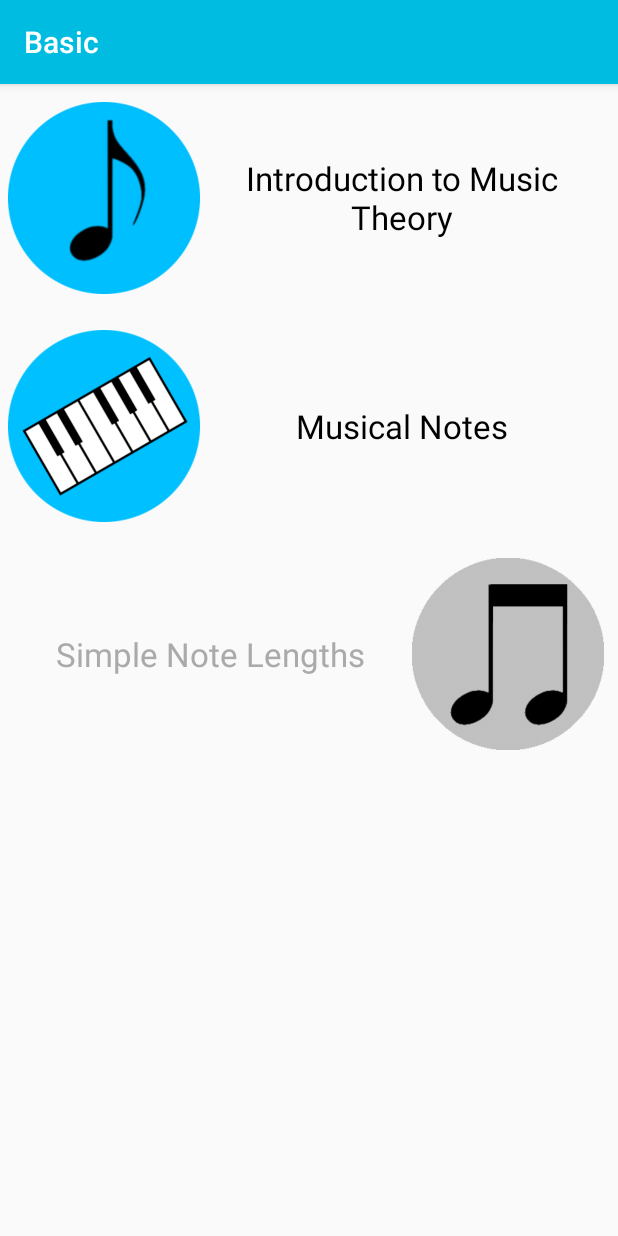
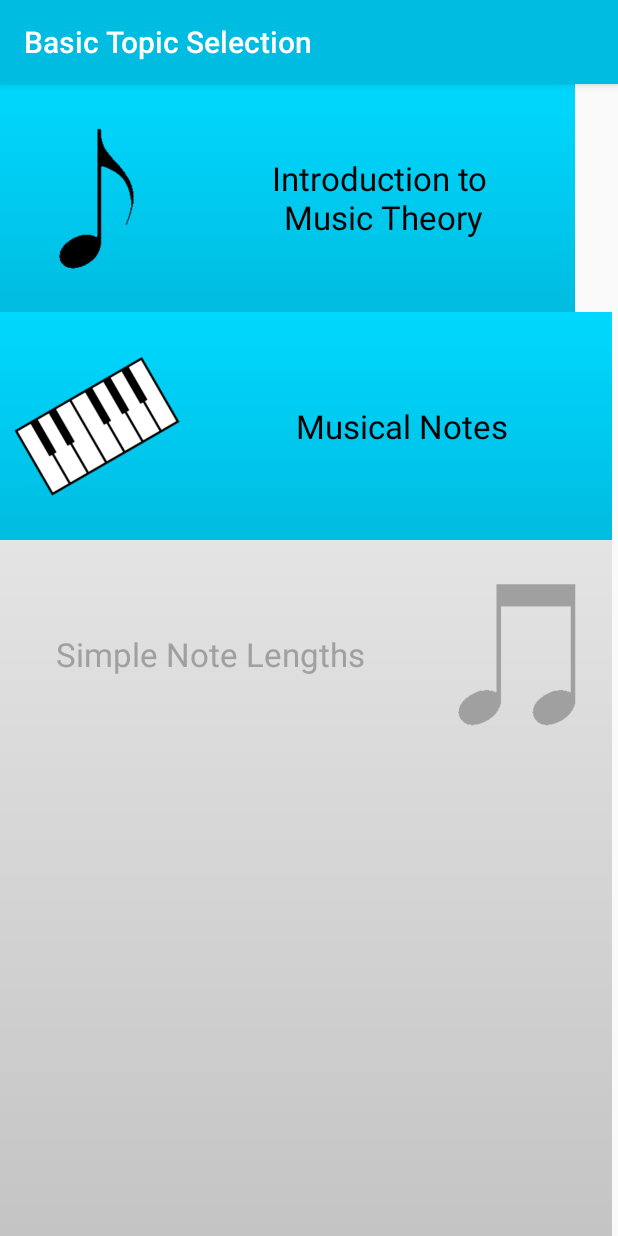
Before and after one commit to jacobcarey/team-1-android-app, an Android app: the BasicSelectActivity screen opened directly, with no data from a screen before it, on a phone screen of 412 x 824 dp. Run offline under Robolectric (Android 15) with nearby library versions, the phone set to English and light mode, and no system bars.

Commit message:
Added in the files I worked on the other day cos it looks like I can't use git.

```diff
--- a/app/src/main/java/com/project/one/team/musictheoryapp/BasicSelectActivity.java
+++ b/app/src/main/java/com/project/one/team/musictheoryapp/BasicSelectActivity.java
@@ -1,39 +1,53 @@
 package com.project.one.team.musictheoryapp;
 
 import android.content.Intent;
+import android.graphics.Color;
 import android.os.Bundle;
+import android.support.annotation.IdRes;
 import android.support.v7.app.AppCompatActivity;
 import android.view.View;
 import android.widget.ImageButton;
+import android.widget.ImageView;
+import android.widget.LinearLayout;
 import android.widget.TextView;
+
+import org.w3c.dom.Text;
+
+import java.lang.reflect.Array;
+import java.util.ArrayList;
 
 public class BasicSelectActivity extends AppCompatActivity {
 
     public static final String EXTRA_TOPIC = "topic";
-
+    private static final String GREY_OUT_COLOUR = "#A0A0A0"; //Defines the greyed out colour
+    String[] Topics = new String[]{"intro", "mnotes", "smpnotelen", "advnotelen"};
+    int TOPIC_REACHED = 1; //How far the user has progressed TODO: save this externally
     @Override
     protected void onCreate(Bundle savedInstanceState) {
         super.onCreate(savedInstanceState);
         setContentView(R.layout.activity_basic_select);
-        setTitle("Basic");
+        setTitle("Basic Topic Selection");
 
-        // Messy code to set up click actions for all buttons/textviews
-        ImageButton introBtn = (ImageButton) findViewById(R.id.introBtn);
-        introBtn.setOnClickListener(getListener("intro"));
-        TextView introTxt = (TextView) findViewById(R.id.introTxt);
-        introTxt.setOnClickListener(getListener("intro"));
-        ImageButton mnotesBtn = (ImageButton) findViewById(R.id.mnotesbtn);
-        mnotesBtn.setOnClickListener(getListener("mnotes"));
-        TextView mnotesTxt = (TextView) findViewById(R.id.mnotesTxt);
-        mnotesTxt.setOnClickListener(getListener("mnotes"));
-//        ImageButton smpnotelenBtn = (ImageButton) findViewById(R.id.smpnotelenBtn);
-//        smpnotelenBtn.setOnClickListener(getListener("smpnotelen"));
-//        TextView smpnotelenTxt = (TextView) findViewById(R.id.smpnotelenTxt);
-//        smpnotelenTxt.setOnClickListener(getListener("smpnotelen"));
-//        ImageButton advnotelenBtn = (ImageButton) findViewById(R.id.advnotelenBtn);
-//        advnotelenBtn.setOnClickListener(getListener("advnotelen"));
-//        TextView advnotelenTxt = (TextView) findViewById(R.id.advnotelenTxt);
-//        advnotelenTxt.setOnClickListener(getListener("advnotelen"));
+        for(int i = 0; i < Topics.length; i++)
+        {
+            LinearLayout l = (LinearLayout) findViewById(getResources().getIdentifier(Topics[i] + "Layout", "id", getPackageName()));
+            ImageButton b = (ImageButton) findViewById(getResources().getIdentifier(Topics[i] + "Btn", "id", getPackageName()));
+            if(i <= TOPIC_REACHED)
+            {
+                l.setOnClickListener(getListener(Topics[i]));
+                b.setOnClickListener(getListener(Topics[i]));
+            }
+            else
+            {
+                //If the topic has not been reached (and therefore cannot be accessed)
+                l.setBackgroundResource(R.drawable.cant_select_gradient);
+                l.setClickable(false);
+                TextView t = (TextView) findViewById(getResources().getIdentifier(Topics[i] + "Txt", "id", getPackageName()));
+                t.setTextColor(Color.parseColor(GREY_OUT_COLOUR));
+                b.setColorFilter(Color.parseColor(GREY_OUT_COLOUR));
+            }
+        }
+
     }
 
     private View.OnClickListener getListener(final String topic) {
--- /dev/null
+++ b/app/src/main/res/drawable/can_select_background.xml
@@ -0,0 +1,9 @@
+<?xml version="1.0" encoding="utf-8"?>
+<selector xmlns:android="http://schemas.android.com/apk/res/android">
+
+    <item android:state_focused="true" android:state_pressed="true" android:drawable="@drawable/can_select_gradient_down" />
+    <item android:state_focused="false" android:state_pressed="true" android:drawable="@drawable/can_select_gradient_down" />
+    <item android:state_focused="true" android:state_pressed="false" android:drawable="@drawable/can_select_gradient_down" />
+    <item android:state_focused="false" android:state_pressed="false" android:drawable="@drawable/can_select_gradient" />
+
+</selector>
--- /dev/null
+++ b/app/src/main/res/drawable/can_select_gradient.xml
@@ -0,0 +1,8 @@
+<?xml version="1.0" encoding="utf-8"?>
+<shape xmlns:android="http://schemas.android.com/apk/res/android"
+    android:shape="rectangle">
+    <gradient
+        android:startColor="#00BCE0"
+        android:endColor="#00D8FF"
+        android:angle="90"/>
+</shape>
--- /dev/null
+++ b/app/src/main/res/drawable/can_select_gradient_down.xml
@@ -0,0 +1,8 @@
+<?xml version="1.0" encoding="utf-8"?>
+<shape xmlns:android="http://schemas.android.com/apk/res/android"
+    android:shape="rectangle">
+    <gradient
+        android:startColor="#00A1C5"
+        android:endColor="#00BAE1"
+        android:angle="90"/>
+</shape>
--- /dev/null
+++ b/app/src/main/res/drawable/cant_select_gradient.xml
@@ -0,0 +1,8 @@
+<?xml version="1.0" encoding="utf-8"?>
+<shape xmlns:android="http://schemas.android.com/apk/res/android"
+    android:shape="rectangle">
+    <gradient
+        android:startColor="#c3c4c3"
+        android:endColor="#e4e4e4"
+        android:angle="90"/>
+</shape>
--- a/app/src/main/res/layout/activity_basic_select.xml
+++ b/app/src/main/res/layout/activity_basic_select.xml
@@ -16,8 +16,9 @@
         android:layout_height="match_parent"
         android:scrollbarStyle="insideInset"
         android:fillViewport="true"
-        android:layout_marginLeft="5dp"
-        android:layout_marginRight="5dp">
+        android:layout_alignParentTop="true"
+        android:layout_alignParentLeft="true"
+        android:layout_alignParentStart="true">
 
         <LinearLayout
             android:orientation="vertical"
@@ -26,10 +27,11 @@
             android:id="@+id/selectLayout">
 
             <LinearLayout
-                android:layout_width="match_parent"
+                android:layout_width="wrap_content"
                 android:weightSum="1"
                 android:id="@+id/introLayout"
-                android:layout_height="152dp">
+                android:layout_height="152dp"
+                android:background="@drawable/can_select_background">
 
                 <ImageButton
                     android:layout_width="128dp"
@@ -39,18 +41,20 @@
                     android:background="@android:color/transparent"
                     android:layout_height="128dp"
                     android:cropToPadding="false"
-                    android:layout_marginTop="12dp" />
+                    android:layout_marginTop="12dp"
+                    android:duplicateParentState="true" />
 
                 <TextView
-                    android:text="Introduction to Music Theory"
-                    android:layout_width="match_parent"
+                    android:text="Introduction to \nMusic Theory"
+                    android:layout_width="255dp"
                     android:id="@+id/introTxt"
                     android:textSize="22sp"
                     android:textAlignment="center"
                     android:layout_height="128dp"
                     android:gravity="center"
                     android:textColor="@android:color/black"
-                    android:layout_marginTop="12dp" />
+                    android:layout_marginTop="12dp"
+                    android:duplicateParentState="true" />
 
 
             </LinearLayout>
@@ -60,17 +64,20 @@
                 android:layout_width="match_parent"
                 android:weightSum="1"
                 android:layout_height="152dp"
-                android:id="@+id/mnotesLayout">
+                android:id="@+id/mnotesLayout"
+                android:background="@drawable/can_select_background"
+                android:clickable="true">
 
                 <ImageButton
                     android:layout_width="128dp"
                     android:layout_height="128dp"
-                    app:srcCompat="@drawable/mnotesbtn"
-                    android:id="@+id/mnotesbtn"
+                    app:srcCompat="@drawable/keyboardbtn"
+                    android:id="@+id/mnotesBtn"
                     android:layout_weight="0.00"
                     android:background="@android:color/transparent"
                     android:scaleType="fitXY"
-                    android:layout_marginTop="12dp" />
+                    android:layout_marginTop="12dp"
+                    android:duplicateParentState="true" />
 
                 <TextView
                     android:text="Musical Notes"
@@ -80,7 +87,8 @@
                     android:textSize="22sp"
                     android:textColor="@android:color/black"
                     android:gravity="center"
-                    android:layout_marginTop="12dp" />
+                    android:layout_marginTop="12dp"
+                    android:duplicateParentState="true" />
 
             </LinearLayout>
 
@@ -89,7 +97,9 @@
                 android:layout_width="match_parent"
                 android:layout_height="match_parent"
                 android:layout_weight="0.00"
-                android:id="@+id/smpnotelenLayout">
+                android:id="@+id/smpnotelenLayout"
+                android:background="@drawable/can_select_background"
+                android:clickable="true">
 
                 <TextView
                     android:text="Simple Note Lengths"
@@ -98,18 +108,20 @@
                     android:id="@+id/smpnotelenTxt"
                     android:layout_weight="1"
                     android:textSize="22sp"
-                    android:textColor="@android:color/darker_gray"
+                    android:textColor="@android:color/black"
                     android:gravity="center"
-                    android:layout_marginTop="12dp" />
+                    android:layout_marginTop="12dp"
+                    android:duplicateParentState="true" />
 
                 <ImageButton
-                    app:srcCompat="@drawable/smpnotelenbtn_grey"
+                    app:srcCompat="@drawable/smpnotelenbtn"
                     android:id="@+id/smpnotelenBtn"
                     android:scaleType="fitXY"
                     android:layout_width="128dp"
                     android:layout_height="128dp"
                     android:background="@android:color/transparent"
-                    android:layout_marginTop="12dp" />
+                    android:layout_marginTop="12dp"
+                    android:duplicateParentState="true" />
 
             </LinearLayout>
 
@@ -117,7 +129,9 @@
                 android:orientation="horizontal"
                 android:layout_width="match_parent"
                 android:layout_height="152dp"
-                android:id="@+id/advnotelenLayout">
+                android:id="@+id/advnotelenLayout"
+                android:background="@drawable/can_select_background"
+                android:clickable="true">
 
                 <TextView
                     android:text="Advanced Note Lengths"
@@ -126,18 +140,20 @@
                     android:id="@+id/advnotelenTxt"
                     android:layout_weight="1"
                     android:textSize="22sp"
-                    android:textColor="@android:color/darker_gray"
+                    android:textColor="@android:color/black"
                     android:gravity="center"
-                    android:layout_marginTop="12dp" />
+                    android:layout_marginTop="12dp"
+                    android:duplicateParentState="true" />
 
                 <ImageButton
                     android:layout_height="128dp"
-                    app:srcCompat="@drawable/advnotelenbtn_grey"
+                    app:srcCompat="@drawable/advnotelenbtn"
                     android:id="@+id/advnotelenBtn"
                     android:scaleType="fitXY"
                     android:background="@android:color/transparent"
                     android:layout_width="128dp"
-                    android:layout_marginTop="12dp" />
+                    android:layout_marginTop="12dp"
+                    android:duplicateParentState="true" />
             </LinearLayout>
         </LinearLayout>
     </ScrollView>
--- /dev/null
+++ b/app/src/main/res/layout/splash.xml
@@ -0,0 +1,8 @@
+<?xml version="1.0" encoding="utf-8"?>
+<LinearLayout xmlns:android="http://schemas.android.com/apk/res/android"
+    android:orientation="vertical"
+    android:layout_width="match_parent"
+    android:layout_height="match_parent"
+    android:background="@drawable/splash_img">
+
+</LinearLayout>
```
Also changed, not shown: app/src/main/res/drawable/advnotelenbtn.png, app/src/main/res/drawable/advnotelenbtn_grey.png (deleted), app/src/main/res/drawable/introbtn.png, app/src/main/res/drawable/keyboardbtn.png (added), app/src/main/res/drawable/logo.jpg (deleted), app/src/main/res/drawable/mnotesbtn.png (deleted), app/src/main/res/drawable/smpnotelenbtn.png, app/src/main/res/drawable/smpnotelenbtn_grey.png (deleted), app/src/main/res/drawable/splash.png (deleted).
